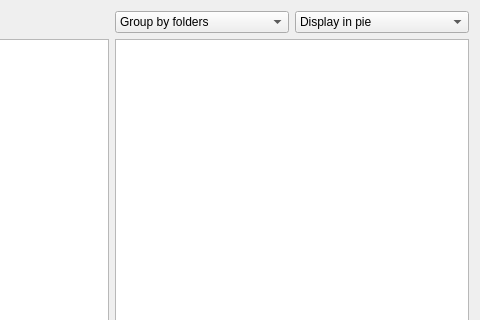
This is filemanager.ui in NemetskyGleb/lab3 as Qt 5 draws it before an edit; both pictures show x 256 to 736 and y 0 to 320 of the 736 by 441 pixel window. The edited form follows.
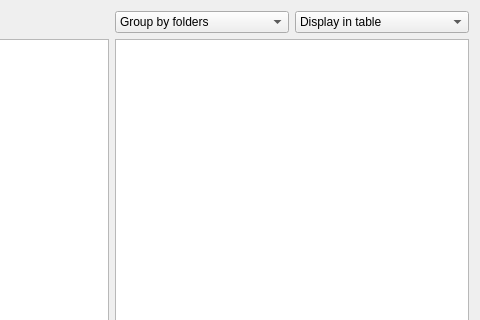
This is the edited form.

```diff
--- a/filemanager.ui
+++ b/filemanager.ui
@@ -40,6 +40,11 @@
        </item>
        <item>
         <widget class="QComboBox" name="displayBox">
+         <item>
+          <property name="text">
+           <string>Display in table</string>
+          </property>
+         </item>
          <item>
           <property name="text">
            <string>Display in pie</string>
```
